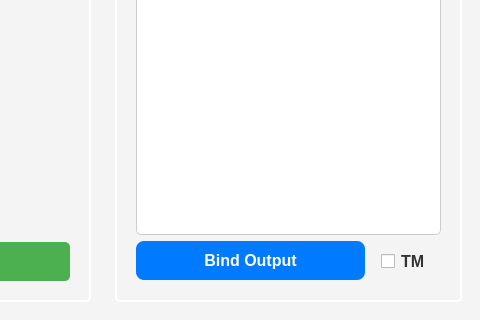
Qt form app_dependency/mainwindow.ui (carl0801/ElbowExo) before a commit; both pictures show x 544 to 1024 and y 448 to 768 of the 1024 by 768 pixel window.
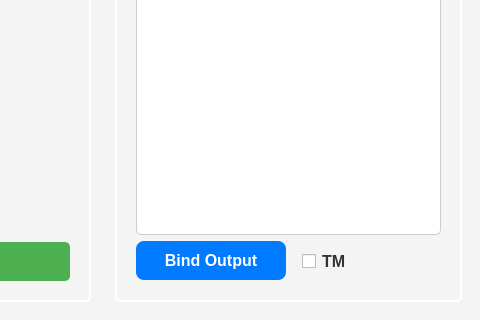
The same form after that commit.

The edit to the form file:
```diff
--- a/app_dependency/mainwindow.ui
+++ b/app_dependency/mainwindow.ui
@@ -569,12 +569,6 @@
                                                         <property name="checked">
                                                             <bool>false</bool>
                                                         </property>
-                                                        <property name="maximumSize">
-                                                            <size>
-                                                                <width>70</width>
-                                                                <height>60</height>
-                                                            </size>
-                                                        </property>
                                                     </widget>
                                                 </item>
                                             </layout>
```
